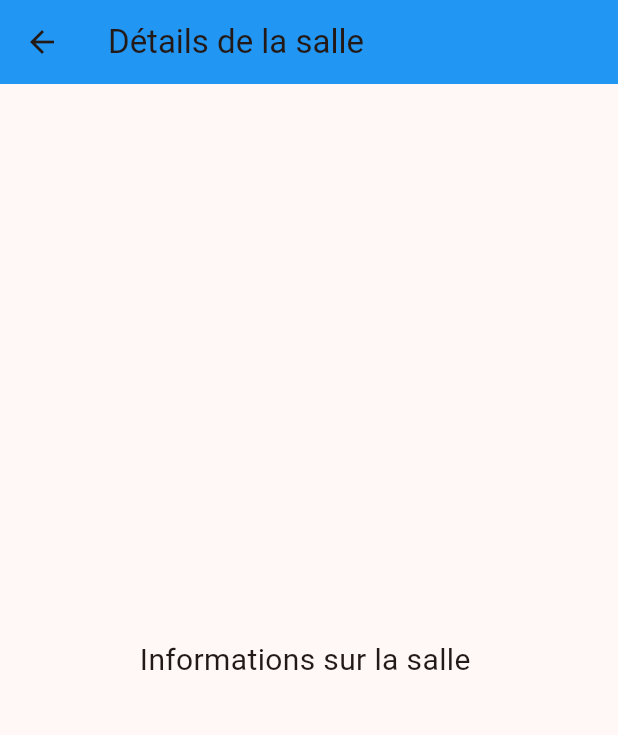
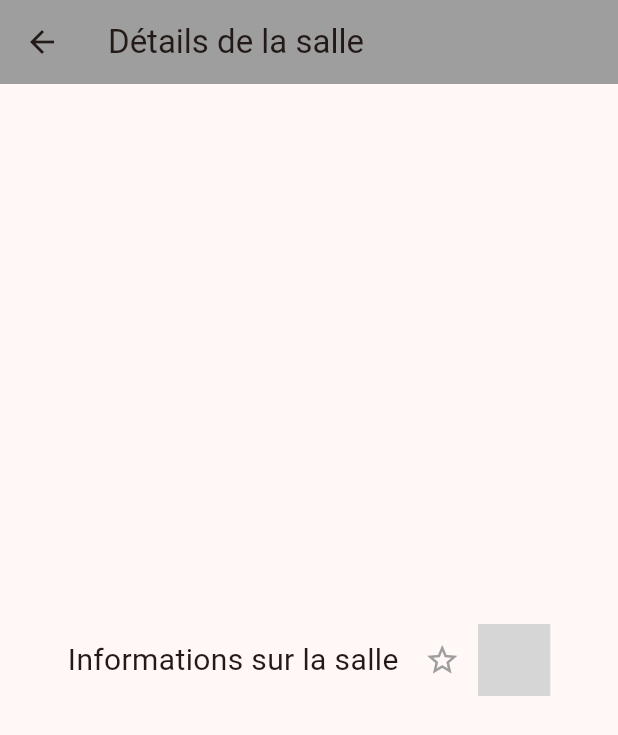
Before and after one commit to IUTNancyCharlemagne/SalleMagne, a Flutter app: the SalleDetails screen opened directly with empty values, on a phone screen of 412 x 824 dp. Shown: the top 735 px of the screen. Run offline on Flutter 3.47's test engine with Material 3 defaults, Android fonts, the phone set to English and light mode, and no system bars; our stand-ins replace image_picker; missing offline and left inert: firebase_ml_vision; accounts and stored records are empty; statements that could not run were skipped; grey boxes are pictures that could not be loaded.

Commit message:
ajout isFavorite et bouton étoile

```diff
--- a/salle_magne/lib/widget/salle_details.dart
+++ b/salle_magne/lib/widget/salle_details.dart
@@ -1,22 +1,51 @@
 import 'package:flutter/material.dart';
 
-class SalleDetails extends StatelessWidget {
+class SalleDetails extends StatefulWidget {
   final String salle;
 
   const SalleDetails({Key? key, required this.salle}) : super(key: key);
 
   @override
+  _SalleDetailsState createState() => _SalleDetailsState();
+}
+
+class _SalleDetailsState extends State<SalleDetails> {
+  bool isFavorite = false;
+
+  @override
   Widget build(BuildContext context) {
-    // Implémentez votre widget de détails de salle ici
     return Scaffold(
       appBar: AppBar(
-        title: Text('Détails de la salle $salle'),
-        backgroundColor: Colors.blue,
+        title: Text('Détails de la salle ${widget.salle}'),
+        backgroundColor: Colors.grey,
       ),
       body: Center(
-        child: Text(
-          'Informations sur la salle $salle',
-          style: TextStyle(fontSize: 20),
+        child: Column(
+          mainAxisAlignment: MainAxisAlignment.center,
+          children: [
+            Row(
+              mainAxisAlignment: MainAxisAlignment.center,
+              children: [
+                Text(
+                  'Informations sur la salle ${widget.salle}',
+                  style: TextStyle(fontSize: 20),
+                ),
+                IconButton(
+                  icon: Icon(
+                    isFavorite ? Icons.star : Icons.star_border,
+                    color: isFavorite ? Colors.yellow : Colors.grey,
+                  ),
+                  onPressed: () {
+                    setState(() {
+                      isFavorite = !isFavorite;
+                    });
+                  },
+                ),
+                print('Informations sur la salle ${widget.salle}'),
+              ],
+            ),
+            // Ajoutez ici d'autres widgets pour afficher les détails de la salle
+          ],
         ),
       ),
     );
```
